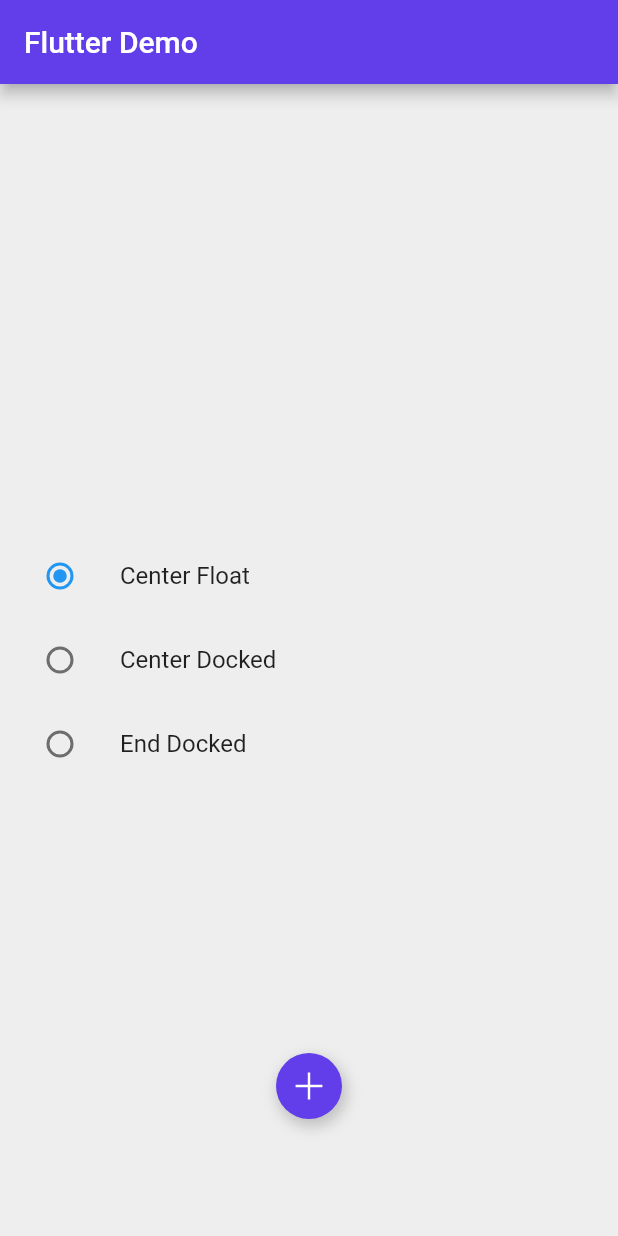
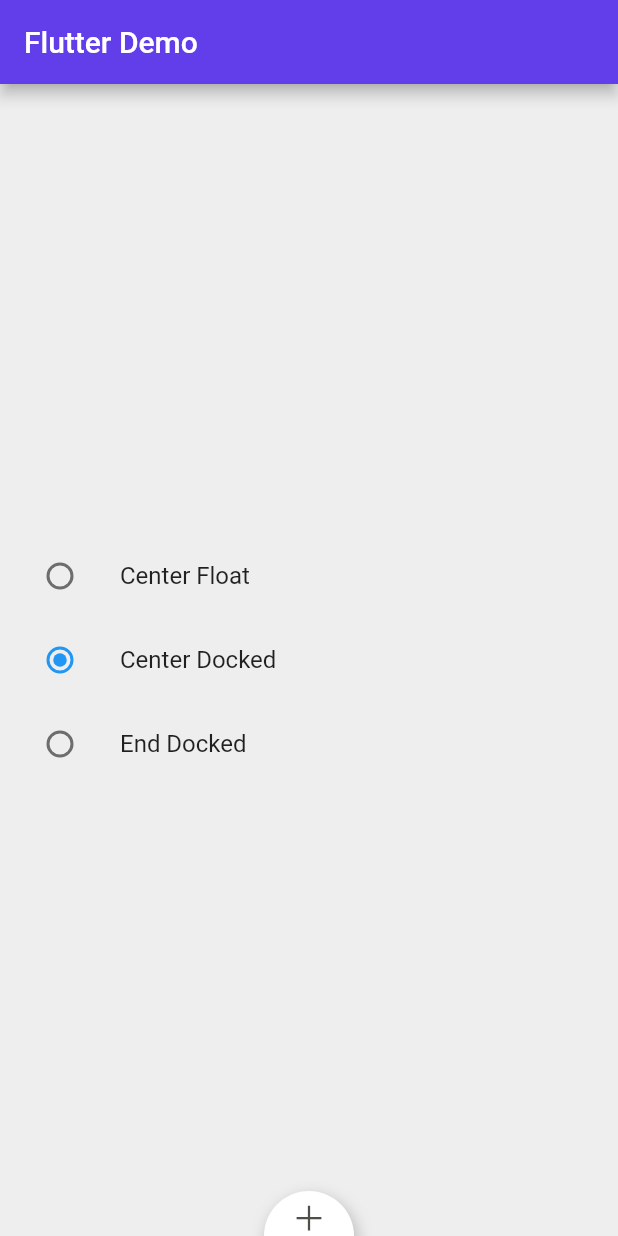
Before and after one commit to gowebknot/flutter-navigation, a Flutter app: the screen it shows after launch, on a phone screen of 412 x 824 dp. Run offline on Flutter 3.47's test engine with Material 2 defaults, Android fonts, the phone set to English and light mode, and no system bars; our stand-ins replace line_icons.

Commit message:
color customizations for centerDocked and centerFloat menus, created class for menuItem

```diff
--- a/demo/lib/main.dart
+++ b/demo/lib/main.dart
@@ -34,7 +34,7 @@ class MyHomePage extends StatefulWidget {
 
 class _MyHomePageState extends State<MyHomePage> {
   bool toggle = false;
-  AnimatedNavs? _navs = AnimatedNavs.centerFloat;
+  AnimatedNavs? _navs = AnimatedNavs.centerDocked;
   @override
   Widget build(BuildContext context) {
     return Scaffold(
@@ -88,23 +88,23 @@ class _MyHomePageState extends State<MyHomePage> {
         floatingActionButtonLocation: FloatingActionButtonLocation.centerFloat,
         floatingActionButton: _navs == AnimatedNavs.centerDocked
             ? BottomAnimatedNav(navItems: [
-                BottomNavButton(
-                    onTap: () {}, icon: LineIcons.amazonWebServicesAws),
-                BottomNavButton(onTap: () {}, icon: LineIcons.fire),
-                BottomNavButton(onTap: () {}, icon: LineIcons.meteor),
-                BottomNavButton(onTap: () {}, icon: LineIcons.futbol),
-                BottomNavButton(onTap: () {}, icon: LineIcons.swimmer),
+                MenuNavItem(onTap: () {}, icon: LineIcons.amazonWebServicesAws),
+                MenuNavItem(onTap: () {}, icon: LineIcons.fire),
+                MenuNavItem(onTap: () {}, icon: LineIcons.meteor),
+                MenuNavItem(onTap: () {}, icon: LineIcons.futbol),
+                MenuNavItem(onTap: () {}, icon: LineIcons.swimmer),
               ])
             : EasyNavigationMenu(
                 navItems: [
-                  NavButton(onTap: () {}, icon: LineIcons.amazonWebServicesAws),
-                  NavButton(onTap: () {}, icon: LineIcons.fire),
-                  NavButton(onTap: () {}, icon: LineIcons.meteor),
-                  NavButton(onTap: () {}, icon: LineIcons.futbol),
-                  NavButton(onTap: () {}, icon: LineIcons.areaChart),
-                  NavButton(onTap: () {}, icon: LineIcons.lifeRing),
-                  NavButton(onTap: () {}, icon: LineIcons.paperPlane),
-                  NavButton(onTap: () {}, icon: LineIcons.moon),
+                  MenuNavItem(
+                      onTap: () {}, icon: LineIcons.amazonWebServicesAws),
+                  MenuNavItem(onTap: () {}, icon: LineIcons.fire),
+                  MenuNavItem(onTap: () {}, icon: LineIcons.meteor),
+                  MenuNavItem(onTap: () {}, icon: LineIcons.futbol),
+                  MenuNavItem(onTap: () {}, icon: LineIcons.areaChart),
+                  MenuNavItem(onTap: () {}, icon: LineIcons.lifeRing),
+                  MenuNavItem(onTap: () {}, icon: LineIcons.paperPlane),
+                  MenuNavItem(onTap: () {}, icon: LineIcons.moon),
                 ],
               )
         // floatingActionButton:
--- a/lib/easy_nav.dart
+++ b/lib/easy_nav.dart
@@ -1,7 +1,6 @@
 library easy_nav;
 
 export 'src/shared/animated_nav.dart';
+export 'src/shared/menu_nav_item.dart';
 export 'src/shared/bottom_animated_nav.dart';
-export 'src/shared/icon_button.dart';
-export 'src/shared/bottom_nav_icon_button.dart';
 export 'src/shared/colors.dart';
--- a/lib/src/shared/animated_nav.dart
+++ b/lib/src/shared/animated_nav.dart
@@ -1,6 +1,6 @@
 // ignore_for_file: prefer_const_constructors, prefer_const_literals_to_create_immutables
 
-import 'package:easy_nav/src/shared/colors.dart';
+import 'package:easy_nav/easy_nav.dart';
 import 'package:easy_nav/src/shared/icon_button.dart';
 import 'package:flutter/foundation.dart';
 import 'package:flutter/material.dart';
@@ -8,8 +8,23 @@ import 'package:line_icons/line_icons.dart';
 import 'dart:math' as math;
 
 class EasyNavigationMenu extends StatefulWidget {
-  final List<NavButton> navItems;
-  const EasyNavigationMenu({Key? key, required this.navItems})
+  final List<MenuNavItem> navItems;
+  final Color backgroundColor;
+  final Color menuBgColor;
+  final Color menuIconColor;
+  final Color navItemIconColor;
+  final Color activeNavItemIconColor;
+  final Color activeNavItemBackground;
+
+  const EasyNavigationMenu(
+      {Key? key,
+      required this.navItems,
+      this.backgroundColor = whiteColor,
+      this.menuBgColor = primaryColor,
+      this.navItemIconColor = blackColor,
+      this.activeNavItemIconColor = whiteColor,
+      this.activeNavItemBackground = secondaryColor,
+      this.menuIconColor = whiteColor})
       : super(key: key);
 
   @override
@@ -74,7 +89,7 @@ class _EasyNavigationMenuState extends State<EasyNavigationMenu>
           child: Container(
             decoration: BoxDecoration(
                 borderRadius: BorderRadius.all(Radius.circular(100.0)),
-                color: whiteColor),
+                color: widget.backgroundColor),
             height: menuRadius,
             width: menuRadius,
           ),
@@ -95,6 +110,9 @@ class _EasyNavigationMenuState extends State<EasyNavigationMenu>
             progress: _expandAnimation,
             isActive: index == currentActiveButtonIndex,
             child: widget.navItems[index],
+            activeNavItemBackground: widget.activeNavItemBackground,
+            activeNavItemIconColor: widget.activeNavItemIconColor,
+            navItemIconColor: widget.navItemIconColor,
           ),
         InkWell(
           onTap: () {
@@ -120,7 +138,7 @@ class _EasyNavigationMenuState extends State<EasyNavigationMenu>
                     )
                   ],
                   borderRadius: BorderRadius.all(Radius.circular(100.0)),
-                  color: primaryColor),
+                  color: widget.menuBgColor),
               height: buttonRadius,
               width: buttonRadius,
               child: RotationTransition(
@@ -128,7 +146,7 @@ class _EasyNavigationMenuState extends State<EasyNavigationMenu>
                 child: Center(
                     child: Icon(
                   LineIcons.plus,
-                  color: Colors.white,
+                  color: widget.menuIconColor,
                   size: 26.0,
                 )),
               )),
@@ -140,20 +158,25 @@ class _EasyNavigationMenuState extends State<EasyNavigationMenu>
 
 @immutable
 class _ExpandingActionButton extends StatefulWidget {
+  final double directionInDegrees;
+  final double maxDistance;
+  final Animation<double> progress;
+  final MenuNavItem child;
+  final bool isActive;
+  final VoidCallback click;
+  final Color navItemIconColor;
+  final Color activeNavItemIconColor;
+  final Color activeNavItemBackground;
   const _ExpandingActionButton(
       {required this.directionInDegrees,
       required this.maxDistance,
       required this.progress,
       required this.child,
       required this.isActive,
+      required this.activeNavItemBackground,
+      required this.activeNavItemIconColor,
+      required this.navItemIconColor,
       required this.click});
-
-  final double directionInDegrees;
-  final double maxDistance;
-  final Animation<double> progress;
-  final NavButton child;
-  final bool isActive;
-  final VoidCallback click;
 
   @override
   State<_ExpandingActionButton> createState() => _ExpandingActionButtonState();
@@ -183,12 +206,13 @@ class _ExpandingActionButtonState extends State<_ExpandingActionButton> {
         child: NavButton(
           onTap: () {
             widget.click();
-            widget.child.onTap!();
+            widget.child.onTap();
           },
           icon: widget.child.icon,
-          activeIconColor: widget.child.activeIconColor,
-          iconColor: widget.child.iconColor,
+          activeIconColor: widget.activeNavItemIconColor,
+          iconColor: widget.navItemIconColor,
           isActive: widget.isActive,
+          activeNavItemBgColor: widget.activeNavItemBackground,
         ),
       ),
     );
--- a/lib/src/shared/bottom_animated_nav.dart
+++ b/lib/src/shared/bottom_animated_nav.dart
@@ -1,18 +1,30 @@
-// ignore_for_file: prefer_const_constructors, prefer_const_literals_to_create_immutables
-
 import 'dart:math' as math;
 import 'dart:math';
-
+import 'package:easy_nav/easy_nav.dart';
+import 'package:easy_nav/src/shared/bottom_nav_icon_button.dart';
 import 'package:flutter/foundation.dart';
 import 'package:flutter/material.dart';
 import 'package:line_icons/line_icons.dart';
 
-import 'package:easy_nav/src/shared/colors.dart';
-import 'package:easy_nav/src/shared/bottom_nav_icon_button.dart';
-
 class BottomAnimatedNav extends StatefulWidget {
-  final List<BottomNavButton> navItems;
-  const BottomAnimatedNav({Key? key, required this.navItems})
+  final List<MenuNavItem> navItems;
+  final Color navItemIconColor;
+  final Color activeNavItemIconColor;
+  final Color backgroundColor;
+  final Color menuIconColor;
+  final Color activeNavItemBgColor;
+  final Color menuItemsFirstColor;
+  final Color menuItemsSecondColor;
+  const BottomAnimatedNav(
+      {Key? key,
+      required this.navItems,
+      this.activeNavItemIconColor = whiteColor,
+      this.backgroundColor = whiteColor,
+      this.menuIconColor = greyBgColor,
+      this.menuItemsFirstColor = blackColor,
+      this.menuItemsSecondColor = greyBgColor,
+      this.activeNavItemBgColor = pinkColor,
+      this.navItemIconColor = whiteColor})
       : assert(navItems.length >= 1 && navItems.length <= 5),
         super(key: key);
 
@@ -71,7 +83,7 @@ class _BottomAnimatedNavState extends State<BottomAnimatedNav>
         child: Align(
           alignment: Alignment.bottomCenter,
           child: Transform.translate(
-            offset: Offset(0, 100),
+            offset: const Offset(0, 100),
             child: Stack(
               alignment: Alignment.center,
               children: [
@@ -83,14 +95,17 @@ class _BottomAnimatedNavState extends State<BottomAnimatedNav>
                   )..scale(_expandAnimation.value),
                   alignment: FractionalOffset.center,
                   child: Container(
-                    decoration: BoxDecoration(
-                        borderRadius: BorderRadius.all(Radius.circular(100.0)),
-                        color: greyBgColor),
+                    decoration: const BoxDecoration(
+                      borderRadius: BorderRadius.all(Radius.circular(100.0)),
+                    ),
                     height: menuRadius,
                     width: menuRadius,
                     child: CustomPaint(
                       painter: WheelPainter(
                           index: currentActiveButtonIndex,
+                          activeNavItemBgColor: widget.activeNavItemBgColor,
+                          menuItemsFirstColor: widget.menuItemsFirstColor,
+                          menuItemsSecondColor: widget.menuItemsSecondColor,
                           widgetsCount: widget.navItems.length),
                     ),
                   ),
@@ -115,6 +130,8 @@ class _BottomAnimatedNavState extends State<BottomAnimatedNav>
                     maxDistance: 62,
                     progress: _expandAnimation,
                     isActive: index == currentActiveButtonIndex,
+                    activeNavItemIconColor: widget.activeNavItemIconColor,
+                    navItemIconColor: widget.navItemIconColor,
                     child: widget.navItems[index],
                   ),
                 InkWell(
@@ -129,7 +146,7 @@ class _BottomAnimatedNavState extends State<BottomAnimatedNav>
                   },
                   child: Container(
                     decoration: BoxDecoration(
-                        borderRadius: BorderRadius.only(
+                        borderRadius: const BorderRadius.only(
                           topLeft: Radius.circular(100),
                           topRight: Radius.circular(100),
                         ),
@@ -144,7 +161,7 @@ class _BottomAnimatedNavState extends State<BottomAnimatedNav>
                             spreadRadius: 1.0,
                           )
                         ],
-                        color: whiteColor),
+                        color: widget.backgroundColor),
                     height: buttonRadius,
                     width: buttonRadius,
                     child: Align(
@@ -156,7 +173,7 @@ class _BottomAnimatedNavState extends State<BottomAnimatedNav>
                               Tween(begin: 0.0, end: 0.13).animate(_controller),
                           child: Icon(
                             LineIcons.plus,
-                            color: greyBgColor,
+                            color: widget.menuIconColor,
                             size: 24.0,
                           ),
                         ),
@@ -182,15 +199,19 @@ class _ExpandingActionButton extends StatefulWidget {
       required this.child,
       required this.isActive,
       required this.index,
+      required this.activeNavItemIconColor,
+      required this.navItemIconColor,
       required this.click});
 
   final double directionInDegrees;
   final double maxDistance;
   final Animation<double> progress;
-  final BottomNavButton child;
+  final MenuNavItem child;
   final bool isActive;
   final int index;
   final VoidCallback click;
+  final Color navItemIconColor;
+  final Color activeNavItemIconColor;
 
   @override
   State<_ExpandingActionButton> createState() => _ExpandingActionButtonState();
@@ -221,11 +242,11 @@ class _ExpandingActionButtonState extends State<_ExpandingActionButton> {
           child: BottomNavButton(
             onTap: () {
               widget.click();
-              widget.child.onTap!();
+              widget.child.onTap();
             },
             icon: widget.child.icon,
-            activeIconColor: widget.child.activeIconColor,
-            iconColor: widget.child.iconColor,
+            activeIconColor: widget.activeNavItemIconColor,
+            iconColor: widget.navItemIconColor,
             isActive: widget.isActive,
           ),
         ),
@@ -237,7 +258,16 @@ class _ExpandingActionButtonState extends State<_ExpandingActionButton> {
 class WheelPainter extends CustomPainter {
   int index = 0;
   int widgetsCount = 0;
-  WheelPainter({required this.index, required this.widgetsCount});
+  final Color activeNavItemBgColor;
+  final Color menuItemsFirstColor;
+  final Color menuItemsSecondColor;
+
+  WheelPainter(
+      {required this.index,
+      required this.widgetsCount,
+      required this.menuItemsFirstColor,
+      required this.menuItemsSecondColor,
+      required this.activeNavItemBgColor});
   Path getWheelPath(double wheelSize, double fromRadius, double toRadius) {
     return Path()
       ..moveTo(wheelSize, wheelSize)
@@ -267,10 +297,10 @@ class WheelPainter extends CustomPainter {
       canvas.drawPath(
           getWheelPath(wheelSize, pi + (radius * i), radius),
           getColoredPaint(index == i
-              ? pinkColor
+              ? activeNavItemBgColor
               : i % 2 == 0
-                  ? blackColor
-                  : greyBgColor));
+                  ? menuItemsFirstColor
+                  : menuItemsSecondColor));
     }
   }
 
--- /dev/null
+++ b/lib/src/shared/menu_nav_item.dart
@@ -0,0 +1,10 @@
+import 'package:flutter/material.dart';
+
+class MenuNavItem {
+  VoidCallback onTap;
+  IconData icon;
+  MenuNavItem({
+    required this.onTap,
+    required this.icon,
+  });
+}
```
Also changed, not shown: lib/src/shared/bottom_nav_icon_button.dart (+5 -7 lines), lib/src/shared/icon_button.dart (+9 -7 lines), 1 other file.
